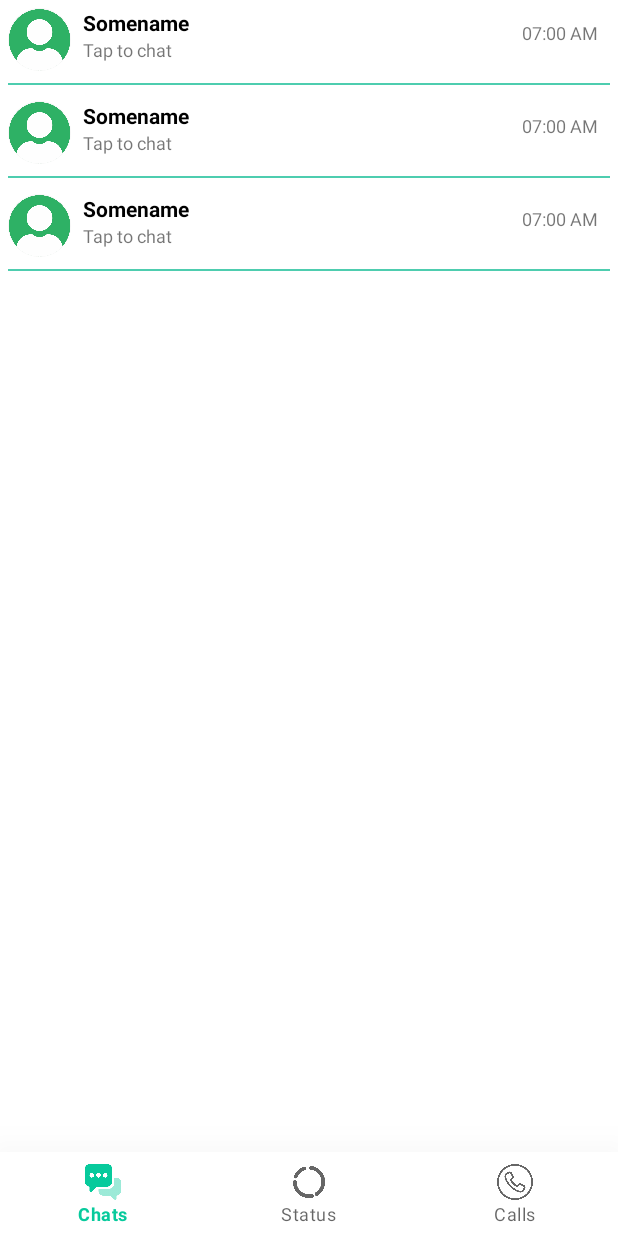
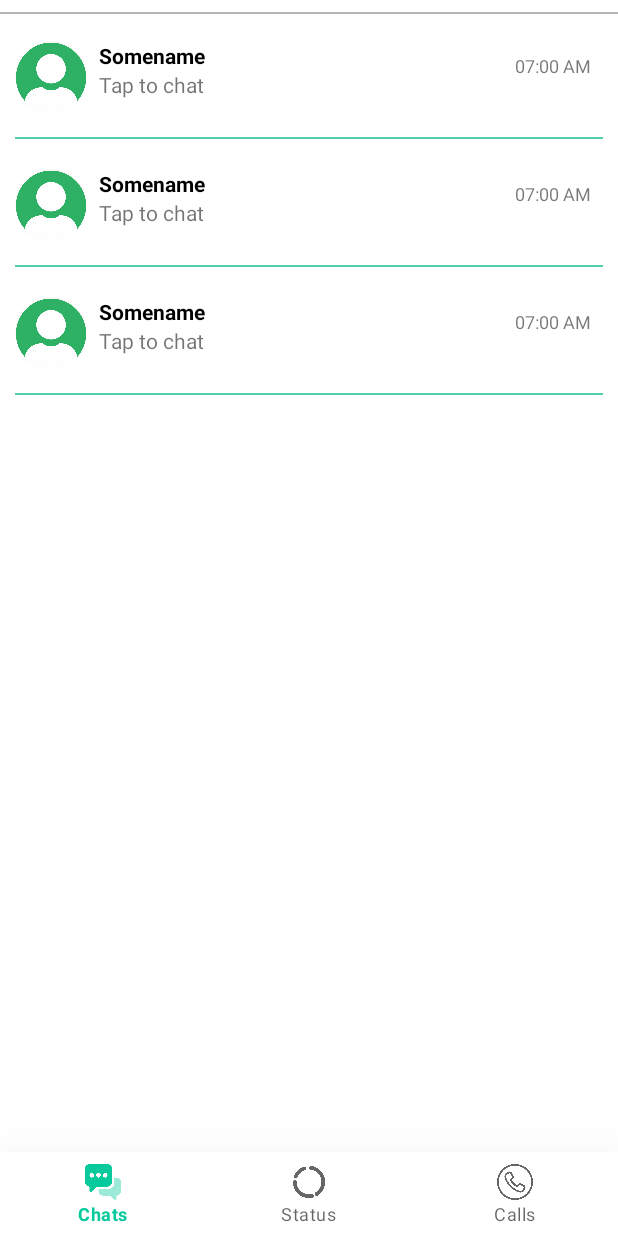
Before and after one commit to HuyyHoang/Whatzup, an Android app: the layout activity_main.xml on its own in the app's theme, with its tools: preview values and no code run, on a phone screen of 412 x 824 dp. Run offline under Robolectric (Android 15) with nearby library versions, the phone set to English and light mode, and no system bars; Roboto replaces fonts that are not available here.

Commit message:
story finish

```diff
--- a/app/build.gradle
+++ b/app/build.gradle
@@ -62,4 +62,7 @@ dependencies {
     // Status
     implementation 'com.github.3llomi:CircularStatusView:V1.0.1'
 
+    // Status View
+    implementation 'com.github.OMARIHAMZA:StoryView:1.0.2-alpha'
+
 }
--- a/app/src/main/res/layout/activity_main.xml
+++ b/app/src/main/res/layout/activity_main.xml
@@ -20,11 +20,12 @@
         android:id="@+id/recycleView"
         android:layout_width="match_parent"
         android:layout_height="0dp"
+        android:layout_marginTop="8dp"
         app:layoutManager="androidx.recyclerview.widget.LinearLayoutManager"
         app:layout_constraintBottom_toTopOf="@+id/bottomNavigationView"
         app:layout_constraintEnd_toEndOf="parent"
         app:layout_constraintStart_toStartOf="parent"
-        app:layout_constraintTop_toBottomOf="@+id/statusList"
+        app:layout_constraintTop_toBottomOf="@+id/view3"
         tools:listitem="@layout/row_conversation" />
 
     <androidx.recyclerview.widget.RecyclerView
@@ -35,4 +36,14 @@
         app:layout_constraintStart_toStartOf="parent"
         app:layout_constraintTop_toTopOf="parent" />
 
+    <View
+        android:id="@+id/view3"
+        android:layout_width="wrap_content"
+        android:layout_height="1dp"
+        android:layout_marginTop="8dp"
+        android:background="#B6B6B6"
+        app:layout_constraintEnd_toEndOf="parent"
+        app:layout_constraintStart_toStartOf="parent"
+        app:layout_constraintTop_toBottomOf="@+id/statusList" />
+
 </androidx.constraintlayout.widget.ConstraintLayout>
--- a/app/src/main/res/layout/row_conversation.xml
+++ b/app/src/main/res/layout/row_conversation.xml
@@ -4,12 +4,12 @@
     xmlns:tools="http://schemas.android.com/tools"
     android:layout_width="match_parent"
     android:layout_height="wrap_content"
-    android:padding="5dp">
+    android:padding="10dp">
 
     <de.hdodenhof.circleimageview.CircleImageView
         android:id="@+id/profile"
-        android:layout_width="42dp"
-        android:layout_height="42dp"
+        android:layout_width="48dp"
+        android:layout_height="48dp"
         app:layout_constraintStart_toStartOf="parent"
         app:layout_constraintTop_toTopOf="parent"
         android:src="@drawable/avatar_green" />
@@ -32,7 +32,7 @@
         android:layout_height="wrap_content"
         android:fontFamily="@font/roboto_light"
         android:text="Tap to chat"
-        android:textSize="12dp"
+        android:textSize="14sp"
         app:layout_constraintStart_toStartOf="@+id/username"
         app:layout_constraintTop_toBottomOf="@+id/username" />
 
@@ -52,7 +52,7 @@
         android:id="@+id/view"
         android:layout_width="0dp"
         android:layout_height="1dp"
-        android:layout_marginTop="8dp"
+        android:layout_marginTop="16dp"
         android:background="#4ECDAF"
         app:layout_constraintEnd_toEndOf="parent"
         app:layout_constraintStart_toStartOf="parent"
```
Also changed, not shown: app/src/main/java/com/corona/whatzup/Activities/MainActivity.java (+32 -0 lines), app/src/main/java/com/corona/whatzup/Models/TopStatusAdapters.java (+44 -0 lines), app/src/main/res/layout/item_status.xml (+9 -8 lines).
